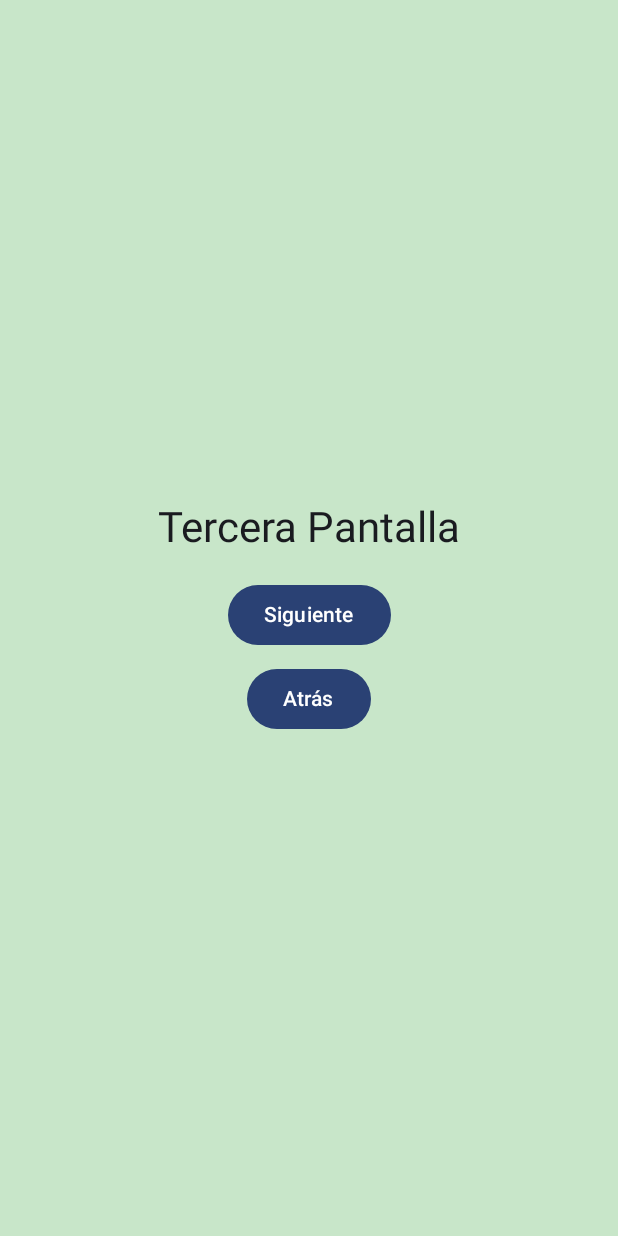
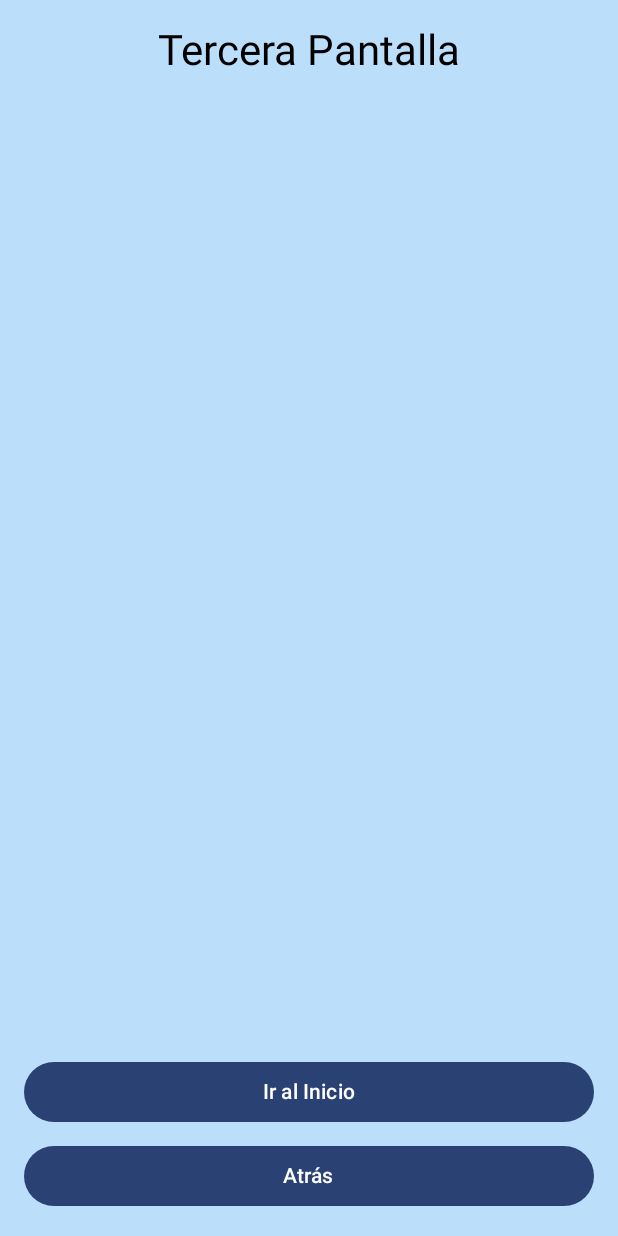
Before and after one commit to JuanMejia05/ProyectoAPPMOVIL, an Android app built with Jetpack Compose: the tercera screen opened through its navigation route, on a phone screen of 412 x 824 dp. Run offline under Robolectric (Android 15) with nearby library versions, the phone set to English and light mode, and no system bars.

Commit message:
Realicé cambios en las pantallas 1, 2 y3

```diff
--- a/app/src/main/java/edu/unicauca/navegacionaplimovil/MainActivity.kt
+++ b/app/src/main/java/edu/unicauca/navegacionaplimovil/MainActivity.kt
@@ -5,8 +5,17 @@ import androidx.activity.ComponentActivity
 import androidx.activity.compose.setContent
 import androidx.compose.foundation.Image
 import androidx.compose.foundation.background
-import androidx.compose.foundation.layout.*
-import androidx.compose.material3.*
+import androidx.compose.foundation.layout.Arrangement
+import androidx.compose.foundation.layout.Column
+import androidx.compose.foundation.layout.Spacer
+import androidx.compose.foundation.layout.fillMaxSize
+import androidx.compose.foundation.layout.fillMaxWidth
+import androidx.compose.foundation.layout.height
+import androidx.compose.foundation.layout.padding
+import androidx.compose.material3.Button
+import androidx.compose.material3.MaterialTheme
+import androidx.compose.material3.Surface
+import androidx.compose.material3.Text
 import androidx.compose.runtime.Composable
 import androidx.compose.ui.Alignment
 import androidx.compose.ui.Modifier
@@ -14,7 +23,9 @@ import androidx.compose.ui.graphics.Color
 import androidx.compose.ui.res.painterResource
 import androidx.compose.ui.tooling.preview.Preview
 import androidx.compose.ui.unit.dp
-import androidx.navigation.compose.*
+import androidx.navigation.compose.NavHost
+import androidx.navigation.compose.composable
+import androidx.navigation.compose.rememberNavController
 import edu.unicauca.navegacionaplimovil.ui.theme.NavegacionAplimovilTheme
 
 class MainActivity : ComponentActivity() {
@@ -41,25 +52,58 @@ fun PantallaBase(
     onBotonClick: (() -> Unit)? = null,
     mostrarBotonAtras: Boolean = false,
     irAtras: (() -> Unit)? = null,
-    contenidoExtra: @Composable (() -> Unit)? = null
+    contenidoExtra: @Composable (() -> Unit)? = null,
+    isFirstScreen: Boolean = false // New parameter to identify the first screen
 ) {
     Column(
         modifier = Modifier
             .fillMaxSize()
-            .background(colorFondo),
+            .background(colorFondo)
+            .padding(16.dp),
         horizontalAlignment = Alignment.CenterHorizontally,
-        verticalArrangement = Arrangement.Center
+        verticalArrangement = if (isFirstScreen) Arrangement.Center else Arrangement.SpaceBetween // Conditional arrangement
     ) {
-        Text(text = titulo, style = MaterialTheme.typography.headlineMedium)
-        contenidoExtra?.invoke()
-        Spacer(modifier = Modifier.height(16.dp))
+        if (!isFirstScreen) {
+            Column(
+                horizontalAlignment = Alignment.CenterHorizontally
+            ) {
+                Text(
+                    text = titulo,
+                    style = MaterialTheme.typography.headlineMedium,
+                    color = Color.Black
+                )
+                contenidoExtra?.invoke()
+            }
+        } else {
+            Column(
+                horizontalAlignment = Alignment.CenterHorizontally,
+                verticalArrangement = Arrangement.Center,
+                modifier = Modifier.weight(1f)
+            ) {
+                Text(
+                    text = titulo,
+                    style = MaterialTheme.typography.headlineMedium,
+                    color = Color.Black
+                )
+                contenidoExtra?.invoke()
+            }
+        }
 
-        onBotonClick?.let {
-            Button(onClick = it) { Text(text = textoBoton ?: "Continuar") }
-        }
-        if (mostrarBotonAtras) {
-            Spacer(modifier = Modifier.height(8.dp))
-            Button(onClick = { irAtras?.invoke() }) { Text(text = "Atrás") }
+        Column(
+            modifier = Modifier.fillMaxWidth(),
+            horizontalAlignment = Alignment.CenterHorizontally
+        ) {
+            onBotonClick?.let {
+                Button(onClick = it, modifier = Modifier.fillMaxWidth()) {
+                    Text(text = textoBoton ?: "Continuar", color = Color.White)
+                }
+            }
+            if (mostrarBotonAtras) {
+                Spacer(modifier = Modifier.height(8.dp))
+                Button(onClick = { irAtras?.invoke() }, modifier = Modifier.fillMaxWidth()) {
+                    Text(text = "Atrás", color = Color.White)
+                }
+            }
         }
     }
 }
@@ -71,10 +115,17 @@ fun Navegacion() {
     NavHost(navController = navController, startDestination = Pantallas.Inicio.route) {
         composable(Pantallas.Inicio.route) {
             PantallaBase(
-                titulo = "Bienvenidos",
-                colorFondo = Color(0xFFFFCCBC),
+                titulo = "TECHOAPP",
+                colorFondo = Color(0xFFBBDEFB),
                 textoBoton = "Iniciar",
-                onBotonClick = { navController.navigate(Pantallas.Segunda.route) }
+                onBotonClick = { navController.navigate(Pantallas.Segunda.route) },
+                contenidoExtra = {
+                    Image(
+                        painter = painterResource(id = R.drawable.logoapp),
+                        contentDescription = "Imagen en la Pantalla de Inicio",
+                    )
+                },
+                isFirstScreen = true // Indicate that this is the first screen
             )
         }
         composable(Pantallas.Segunda.route) {
@@ -90,29 +141,11 @@ fun Navegacion() {
         composable(Pantallas.Tercera.route) {
             PantallaBase(
                 titulo = "Tercera Pantalla",
-                colorFondo = Color(0xFFC8E6C9),
-                textoBoton = "Siguiente",
-                onBotonClick = { navController.navigate(Pantallas.Cuarta.route) },
-                mostrarBotonAtras = true,
-                irAtras = { navController.popBackStack() }
-            )
-        }
-        composable(Pantallas.Cuarta.route) {
-            PantallaBase(
-                titulo = "Cuarta Pantalla",
-                colorFondo = Color(0xFFFFF176),
+                colorFondo = Color(0xFFBBDEFB),
                 textoBoton = "Ir al Inicio",
                 onBotonClick = { navController.navigate(Pantallas.Inicio.route) },
                 mostrarBotonAtras = true,
-                irAtras = { navController.popBackStack() },
-                contenidoExtra = {
-                    Image(
-                        painter = painterResource(id = R.drawable.ic_launcher_foreground),
-                        contentDescription = "Imagen en la Cuarta Pantalla",
-
-
-                    )
-                }
+                irAtras = { navController.popBackStack() }
             )
         }
     }
@@ -122,7 +155,6 @@ sealed class Pantallas(val route: String) {
     object Inicio : Pantallas("inicio")
     object Segunda : Pantallas("segunda")
     object Tercera : Pantallas("tercera")
-    object Cuarta : Pantallas("cuarta")
 }
 
 @Preview(showBackground = true)
```
Also changed, not shown: app/src/main/res/drawable/logoapp.png (added).
